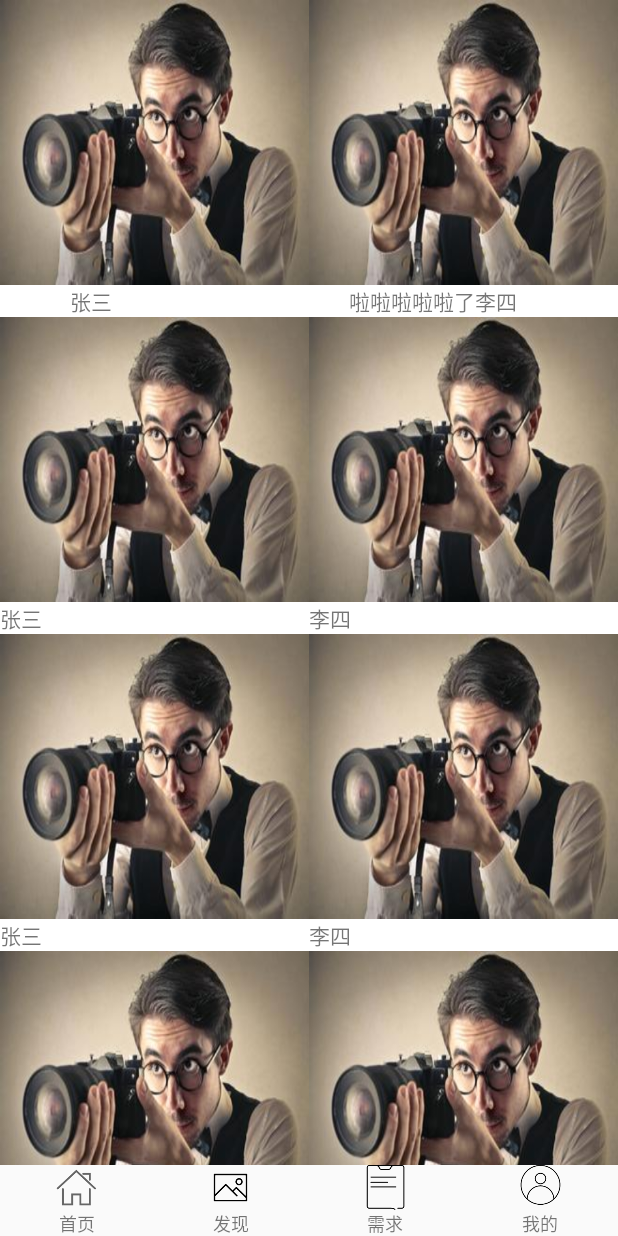
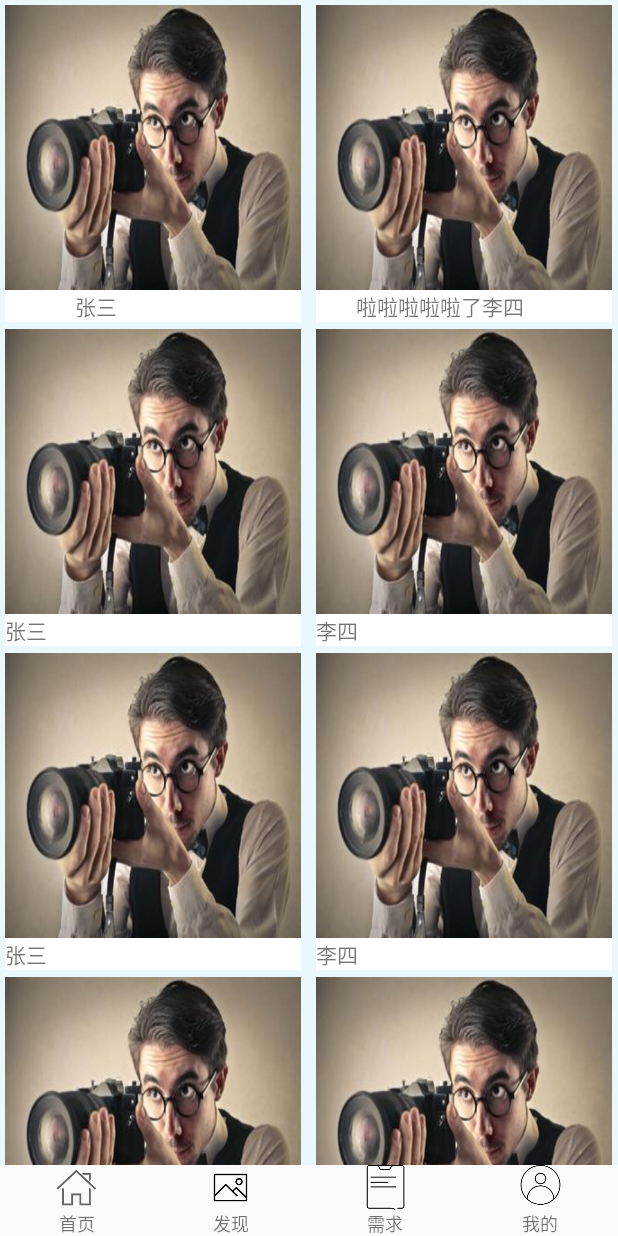
Before and after one commit to zhaoshuo88/PaintingFriends2.0, an Android app: the screen it shows after launch (MainActivity), on a phone screen of 412 x 824 dp. Run offline under Robolectric (Android 15) with nearby library versions, the phone set to English and light mode, and no system bars.

Commit message:
调整GridView子项之间距离

```diff
--- a/app/src/main/res/layout/activity_home.xml
+++ b/app/src/main/res/layout/activity_home.xml
@@ -75,7 +75,9 @@
             android:background="#EAF8FD">
             <GridView
                 android:id="@+id/grid"
-
+                android:verticalSpacing="5dp"
+                android:horizontalSpacing="10dp"
+                android:padding="3dp"
                 android:numColumns="2"
                 android:layout_width="wrap_content"
                 android:layout_height="match_parent">
```
